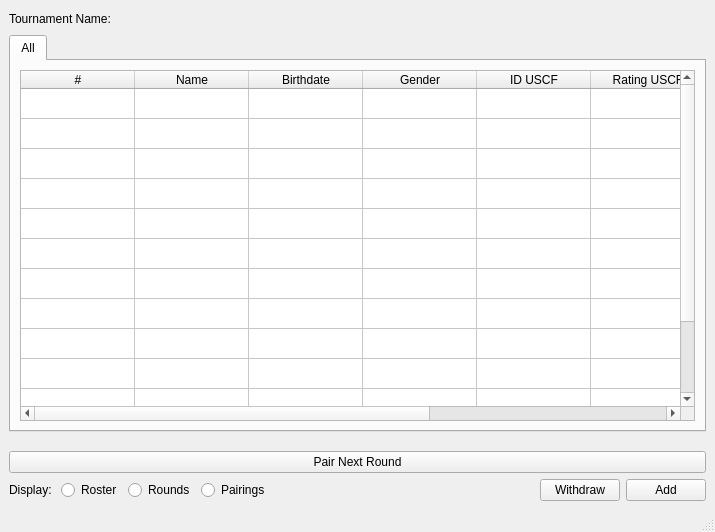
This is src/forms/mainwindow.ui in SunWithIssues/ChessFerret as Qt 5 draws it before an edit. The edited form follows.
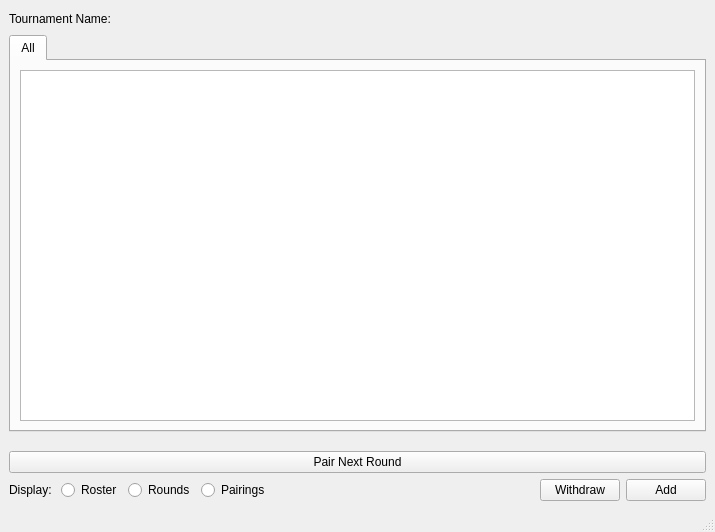
This is the edited form.

```diff
--- a/src/forms/mainwindow.ui
+++ b/src/forms/mainwindow.ui
@@ -47,7 +47,7 @@
         <item>
          <widget class="QLabel" name="tournamentName">
           <property name="text">
-           <string>      </string>
+           <string/>
           </property>
          </widget>
         </item>
@@ -113,7 +113,7 @@
          </attribute>
          <layout class="QHBoxLayout" name="horizontalLayout">
           <item>
-           <widget class="QTableWidget" name="currentAllView">
+           <widget class="QTableView" name="currentAllView">
             <property name="sizePolicy">
              <sizepolicy hsizetype="Expanding" vsizetype="Expanding">
               <horstretch>0</horstretch>
@@ -135,129 +135,24 @@
             <property name="sizeAdjustPolicy">
              <enum>QAbstractScrollArea::SizeAdjustPolicy::AdjustToContents</enum>
             </property>
-            <attribute name="horizontalHeaderVisible">
-             <bool>true</bool>
-            </attribute>
-            <attribute name="horizontalHeaderCascadingSectionResizes">
-             <bool>false</bool>
-            </attribute>
-            <attribute name="horizontalHeaderDefaultSectionSize">
+            <attribute name="horizontalHeaderMinimumSectionSize">
              <number>114</number>
             </attribute>
+            <attribute name="horizontalHeaderDefaultSectionSize">
+             <number>57</number>
+            </attribute>
             <attribute name="horizontalHeaderHighlightSections">
              <bool>false</bool>
             </attribute>
-            <attribute name="horizontalHeaderStretchLastSection">
-             <bool>true</bool>
-            </attribute>
-            <attribute name="verticalHeaderVisible">
+            <attribute name="horizontalHeaderShowSortIndicator" stdset="0">
              <bool>false</bool>
             </attribute>
-            <row>
-             <property name="text">
-              <string>New Row</string>
-             </property>
-            </row>
-            <row>
-             <property name="text">
-              <string>New Row</string>
-             </property>
-            </row>
-            <row>
-             <property name="text">
-              <string>New Row</string>
-             </property>
-            </row>
-            <row>
-             <property name="text">
-              <string>New Row</string>
-             </property>
-            </row>
-            <row>
-             <property name="text">
-              <string>New Row</string>
-             </property>
-            </row>
-            <row>
-             <property name="text">
-              <string>New Row</string>
-             </property>
-            </row>
-            <row>
-             <property name="text">
-              <string>New Row</string>
-             </property>
-            </row>
-            <row>
-             <property name="text">
-              <string>New Row</string>
-             </property>
-            </row>
-            <row>
-             <property name="text">
-              <string>New Row</string>
-             </property>
-            </row>
-            <row>
-             <property name="text">
-              <string>New Row</string>
-             </property>
-            </row>
-            <row>
-             <property name="text">
-              <string>New Row</string>
-             </property>
-            </row>
-            <row>
-             <property name="text">
-              <string>New Row</string>
-             </property>
-            </row>
-            <row>
-             <property name="text">
-              <string>New Row</string>
-             </property>
-            </row>
-            <column>
-             <property name="text">
-              <string>#</string>
-             </property>
-            </column>
-            <column>
-             <property name="text">
-              <string>Name</string>
-             </property>
-            </column>
-            <column>
-             <property name="text">
-              <string>Birthdate</string>
-             </property>
-            </column>
-            <column>
-             <property name="text">
-              <string>Gender</string>
-             </property>
-            </column>
-            <column>
-             <property name="text">
-              <string>ID USCF</string>
-             </property>
-            </column>
-            <column>
-             <property name="text">
-              <string>Rating USCF</string>
-             </property>
-            </column>
-            <column>
-             <property name="text">
-              <string>Section</string>
-             </property>
-            </column>
-            <column>
-             <property name="text">
-              <string>Teams</string>
-             </property>
-            </column>
+            <attribute name="verticalHeaderCascadingSectionResizes">
+             <bool>true</bool>
+            </attribute>
+            <attribute name="verticalHeaderDefaultSectionSize">
+             <number>21</number>
+            </attribute>
            </widget>
           </item>
          </layout>
```
